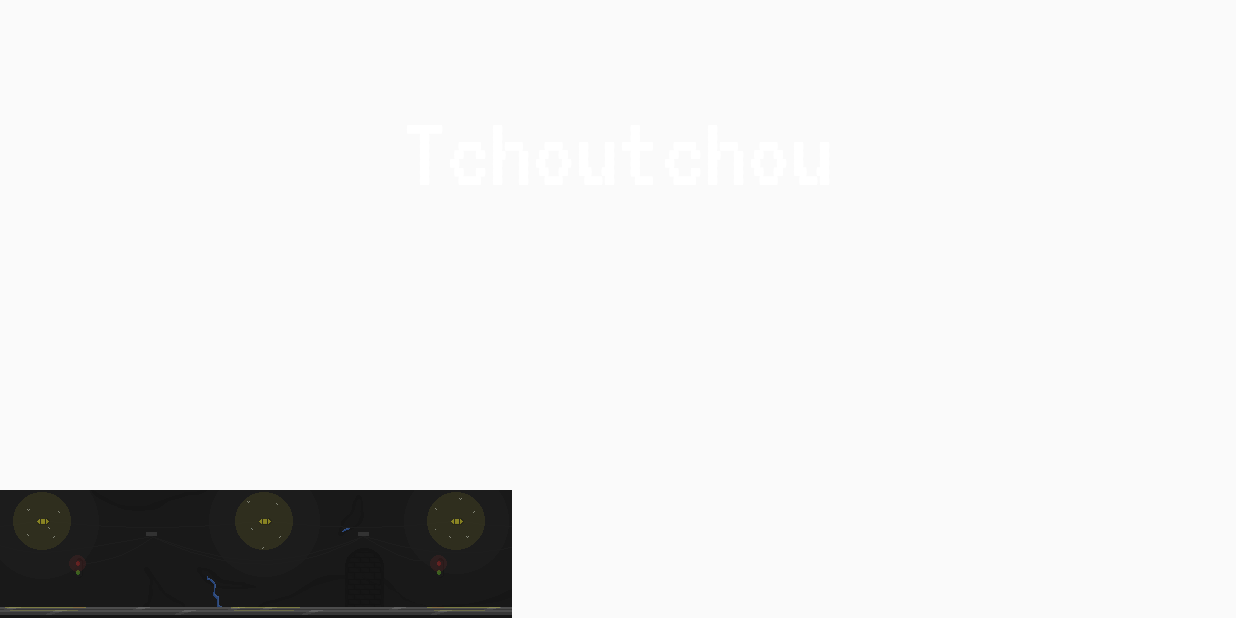
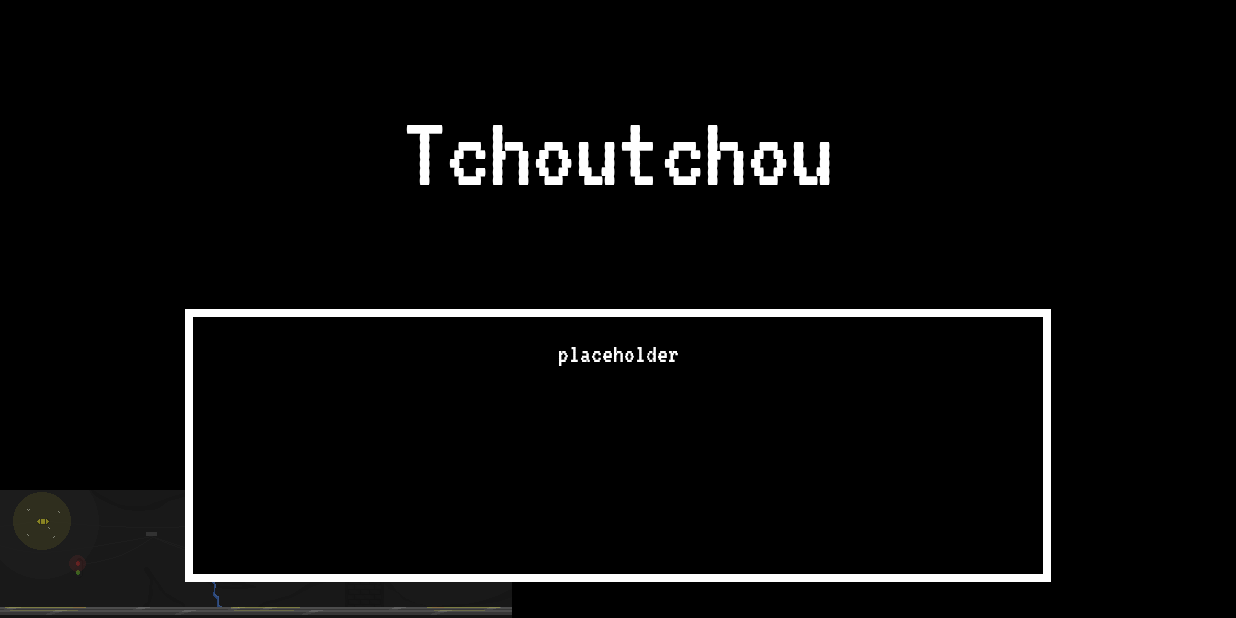
Before and after one commit to JulesGuesnon/TchouTchou, an Android app: the screen it shows after launch (MainActivity), on a phone screen of 824 x 412 dp (held sideways). Run offline under Robolectric (Android 15) with nearby library versions, the phone set to English and light mode, and no system bars.

Commit message:
:bento: Added new music, and made the game layout

```diff
--- /dev/null
+++ b/app/src/main/java/com/example/tchoutchou/ChoiceItem.kt
@@ -0,0 +1 @@
+package com.example.tchoutchou
--- /dev/null
+++ b/app/src/main/java/com/example/tchoutchou/constants/Textures.kt
@@ -0,0 +1 @@
+package com.example.tchoutchou.constants
--- /dev/null
+++ b/app/src/main/java/com/example/tchoutchou/logic/MainMenuElements.kt
@@ -0,0 +1 @@
+package com.example.tchoutchou.logic
--- /dev/null
+++ b/app/src/main/java/com/example/tchoutchou/logic/ModalElements.kt
@@ -0,0 +1 @@
+package com.example.tchoutchou.logic
--- /dev/null
+++ b/app/src/main/java/com/example/tchoutchou/logic/ModalManager.kt
@@ -0,0 +1 @@
+package com.example.tchoutchou.logic
--- /dev/null
+++ b/app/src/main/java/com/example/tchoutchou/logic/MusicManager.kt
@@ -0,0 +1 @@
+package com.example.tchoutchou.logic
--- /dev/null
+++ b/app/src/main/java/com/example/tchoutchou/utils/Size.kt
@@ -0,0 +1 @@
+package com.example.tchoutchou.utils
--- /dev/null
+++ b/app/src/main/res/drawable/modal.xml
@@ -0,0 +1,6 @@
+<?xml version="1.0" encoding="utf-8"?>
+<shape android:shape="rectangle"
+    xmlns:android="http://schemas.android.com/apk/res/android">
+    <solid android:color="@android:color/black"/>
+    <stroke android:width="5dp" android:color="@android:color/white" />
+</shape>
--- a/app/src/main/res/layout/activity_main.xml
+++ b/app/src/main/res/layout/activity_main.xml
@@ -2,8 +2,11 @@
 <androidx.constraintlayout.widget.ConstraintLayout xmlns:android="http://schemas.android.com/apk/res/android"
     xmlns:app="http://schemas.android.com/apk/res-auto"
     xmlns:tools="http://schemas.android.com/tools"
+    android:id="@+id/main_layout"
     android:layout_width="match_parent"
     android:layout_height="match_parent"
+    android:background="#000"
+
     tools:context=".MainActivity">
 
     <androidx.constraintlayout.widget.Guideline
@@ -14,22 +17,23 @@
         app:layout_constraintGuide_percent="0.5" />
 
     <pl.droidsonroids.gif.GifImageView
+        android:id="@+id/game_background"
         android:layout_width="512px"
         android:layout_height="128px"
         android:scaleType="fitXY"
         android:src="@drawable/tunnel"
         app:layout_constraintBottom_toBottomOf="parent"
         app:layout_constraintStart_toStartOf="parent" />
+
     <androidx.constraintlayout.widget.Guideline
         android:id="@+id/guideline2"
         android:layout_width="wrap_content"
         android:layout_height="wrap_content"
         android:orientation="horizontal"
-        app:layout_constraintGuide_begin="20dp"
         app:layout_constraintGuide_percent="0.5" />
 
     <TextView
-        android:id="@+id/textView"
+        android:id="@+id/main_title"
         android:layout_width="wrap_content"
         android:layout_height="wrap_content"
         android:layout_marginTop="48dp"
@@ -41,4 +45,110 @@
         app:layout_constraintStart_toStartOf="parent"
         app:layout_constraintTop_toTopOf="parent" />
 
+    <TextView
+        android:id="@+id/start_game"
+        android:layout_width="wrap_content"
+        android:layout_height="wrap_content"
+        android:clickable="true"
+        android:fontFamily="@font/vt323"
+        android:text="@string/new_game"
+        android:textColor="#FFF"
+        android:textSize="32dp"
+        app:layout_constraintEnd_toEndOf="parent"
+        app:layout_constraintStart_toStartOf="parent"
+        app:layout_constraintTop_toTopOf="@+id/guideline2" />
+
+    <TextView
+        android:id="@+id/options"
+        android:layout_width="wrap_content"
+        android:layout_height="wrap_content"
+        android:layout_marginTop="8dp"
+        android:clickable="true"
+        android:fontFamily="@font/vt323"
+        android:text="@string/options"
+        android:textColor="#FFF"
+        android:textSize="32dp"
+        app:layout_constraintEnd_toEndOf="parent"
+        app:layout_constraintStart_toStartOf="parent"
+        app:layout_constraintTop_toBottomOf="@+id/start_game" />
+
+    <TextView
+        android:id="@+id/quit_game"
+        android:layout_width="wrap_content"
+        android:layout_height="wrap_content"
+        android:layout_marginTop="8dp"
+        android:clickable="true"
+        android:fontFamily="@font/vt323"
+        android:text="@string/quit_game"
+        android:textColor="#FFF"
+        android:textSize="32dp"
+        app:layout_constraintEnd_toEndOf="parent"
+        app:layout_constraintStart_toStartOf="parent"
+        app:layout_constraintTop_toBottomOf="@+id/options" />
+
+    <androidx.constraintlayout.widget.ConstraintLayout
+        android:id="@+id/modal"
+        android:layout_width="0dp"
+        android:layout_height="0dp"
+        android:layout_marginBottom="24dp"
+        android:background="@drawable/modal"
+        android:visibility="visible"
+        app:layout_constraintBottom_toBottomOf="parent"
+        app:layout_constraintEnd_toStartOf="@+id/guideline5"
+        app:layout_constraintHorizontal_bias="1.0"
+        app:layout_constraintStart_toStartOf="@+id/guideline4"
+        app:layout_constraintTop_toTopOf="@+id/guideline2"
+        app:layout_constraintVertical_bias="0.0">
+
+        <TextView
+            android:id="@+id/modal_sentence"
+            android:layout_width="wrap_content"
+            android:layout_height="wrap_content"
+            android:layout_marginStart="40dp"
+            android:layout_marginTop="16dp"
+            android:layout_marginEnd="40dp"
+            android:fontFamily="@font/vt323"
+            android:text="placeholder"
+            android:textColor="#FFF"
+            android:textSize="18dp"
+            app:layout_constraintEnd_toEndOf="parent"
+            app:layout_constraintStart_toStartOf="parent"
+            app:layout_constraintTop_toTopOf="parent"
+            android:textAlignment="center"
+            />
+
+        <androidx.recyclerview.widget.RecyclerView
+            android:id="@+id/choice_recycler"
+            android:layout_width="0dp"
+            android:layout_height="0dp"
+            android:layout_marginStart="32dp"
+            android:layout_marginEnd="32dp"
+            android:layout_marginBottom="16dp"
+            app:layout_constraintBottom_toBottomOf="parent"
+            app:layout_constraintEnd_toEndOf="parent"
+            app:layout_constraintStart_toStartOf="parent"
+            app:layout_constraintTop_toTopOf="@+id/guideline3" />
+
+        <androidx.constraintlayout.widget.Guideline
+            android:id="@+id/guideline3"
+            android:layout_width="wrap_content"
+            android:layout_height="wrap_content"
+            android:orientation="horizontal"
+            app:layout_constraintGuide_percent="0.5" />
+    </androidx.constraintlayout.widget.ConstraintLayout>
+
+    <androidx.constraintlayout.widget.Guideline
+        android:id="@+id/guideline4"
+        android:layout_width="wrap_content"
+        android:layout_height="wrap_content"
+        android:orientation="vertical"
+        app:layout_constraintGuide_percent="0.15" />
+
+    <androidx.constraintlayout.widget.Guideline
+        android:id="@+id/guideline5"
+        android:layout_width="wrap_content"
+        android:layout_height="wrap_content"
+        android:orientation="vertical"
+        app:layout_constraintGuide_percent="0.85" />
+
 </androidx.constraintlayout.widget.ConstraintLayout>
--- /dev/null
+++ b/app/src/main/res/layout/row_modal_choice.xml
@@ -0,0 +1,22 @@
+<?xml version="1.0" encoding="utf-8"?>
+<androidx.constraintlayout.widget.ConstraintLayout xmlns:android="http://schemas.android.com/apk/res/android"
+    xmlns:app="http://schemas.android.com/apk/res-auto"
+    xmlns:tools="http://schemas.android.com/tools"
+    android:id="@+id/row_choice"
+    android:layout_width="match_parent"
+    android:layout_height="wrap_content"
+    android:orientation="vertical">
+
+    <TextView
+        android:id="@+id/row_choice_text"
+        android:layout_width="0dp"
+        android:layout_height="wrap_content"
+        android:fontFamily="@font/vt323"
+        android:text="Placeholder"
+        android:textColor="#FFF"
+        android:textSize="16dp"
+        app:layout_constraintBottom_toBottomOf="parent"
+        app:layout_constraintEnd_toEndOf="parent"
+        app:layout_constraintStart_toStartOf="parent"
+        app:layout_constraintTop_toTopOf="parent" />
+</androidx.constraintlayout.widget.ConstraintLayout>
```
Also changed, not shown: 2 other files.
